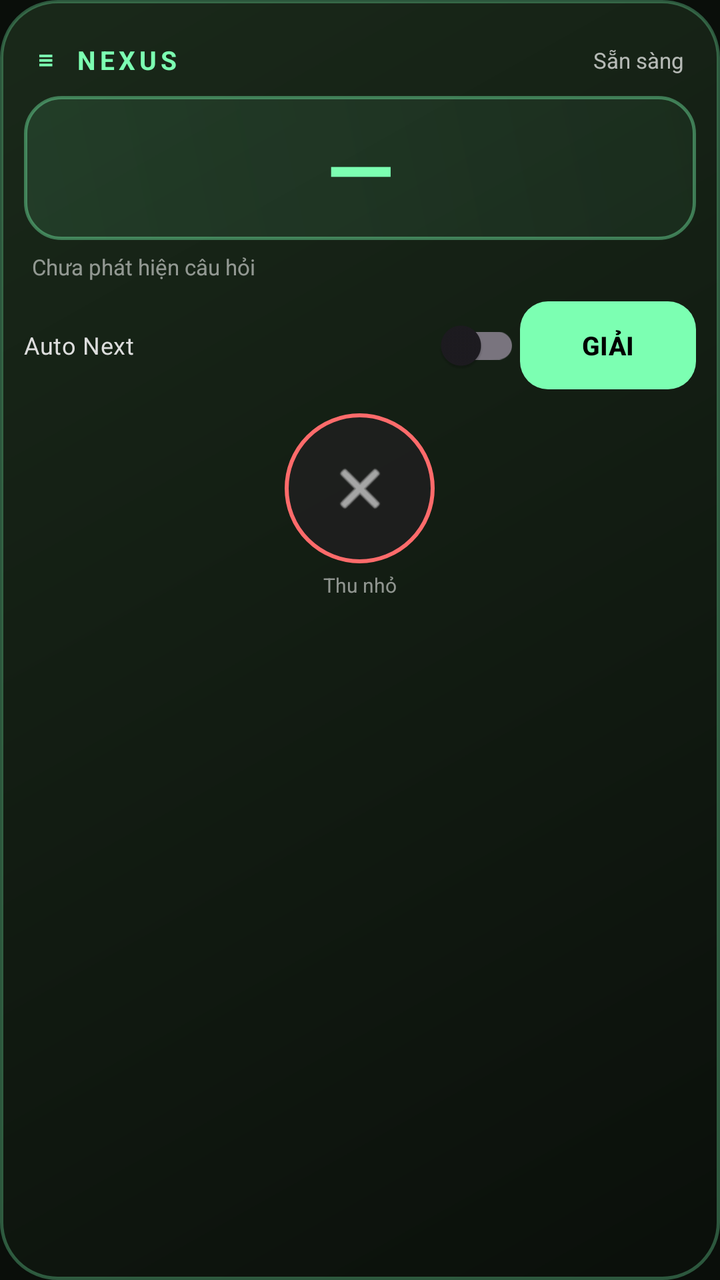
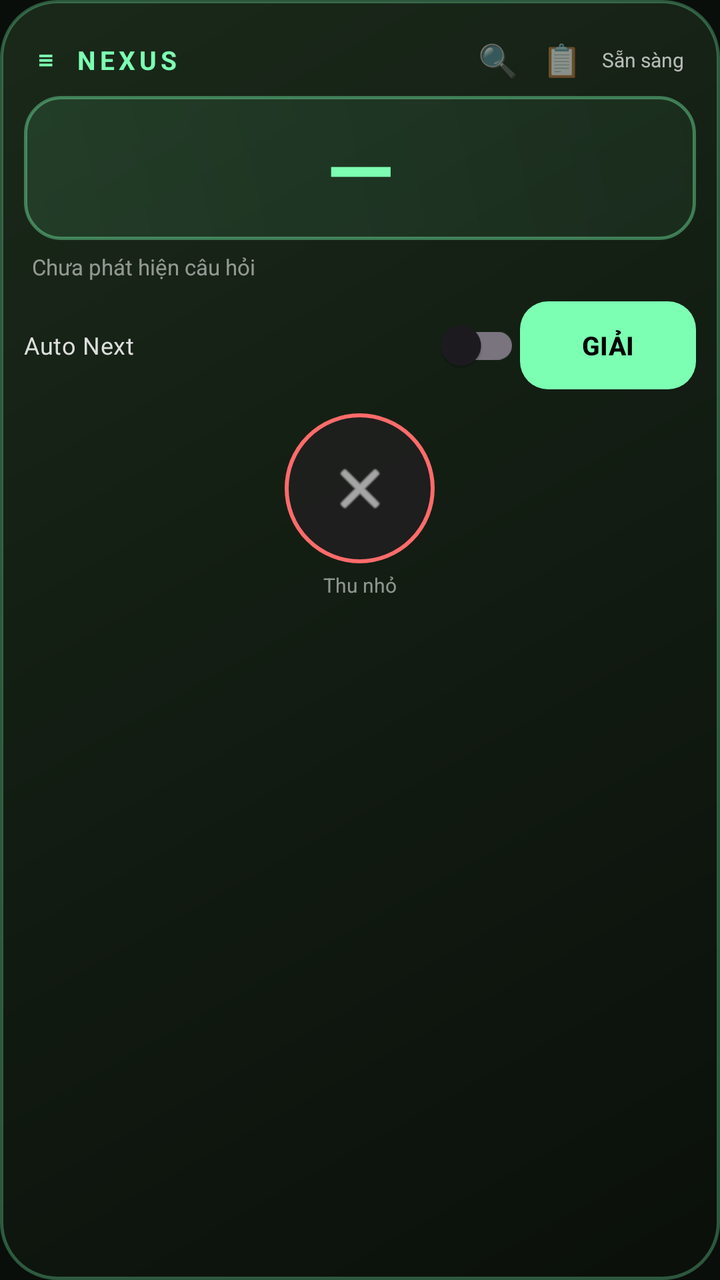

Before-and-after screenshots of an Android layout around one commit, followed by the original layout XML and the change that was made.
<!-- AndroidManifest.xml: application theme Theme.NexusPremium -->
<!-- res/layout/overlay_layout.xml -->
<?xml version="1.0" encoding="utf-8"?>
<LinearLayout xmlns:android="http://schemas.android.com/apk/res/android"
    android:id="@+id/rootHud"
    android:layout_width="wrap_content"
    android:layout_height="wrap_content"
    android:orientation="vertical"
    android:background="@drawable/bg_hud"
    android:padding="12dp"
    android:elevation="16dp"
    android:minWidth="260dp">

    <LinearLayout
        android:id="@+id/dragHandle"
        android:layout_width="match_parent"
        android:layout_height="36dp"
        android:orientation="horizontal"
        android:gravity="center_vertical"
        android:paddingHorizontal="6dp"
        android:background="?android:attr/selectableItemBackground">

        <TextView
            android:layout_width="0dp"
            android:layout_height="wrap_content"
            android:layout_weight="1"
            android:text="≡  NEXUS"
            android:textColor="#7CFFB2"
            android:textStyle="bold"
            android:textSize="13sp"
            android:letterSpacing="0.15" />

        <TextView
            android:id="@+id/statusText"
            android:layout_width="wrap_content"
            android:layout_height="wrap_content"
            android:text="Sẵn sàng"
            android:textColor="#B0FFFFFF"
            android:textSize="11sp" />
    </LinearLayout>

    <TextView
        android:id="@+id/answerText"
        android:layout_width="match_parent"
        android:layout_height="72dp"
        android:gravity="center"
        android:text="—"
        android:textColor="#7CFFB2"
        android:textSize="44sp"
        android:textStyle="bold"
        android:background="@drawable/bg_answer" />

    <TextView
        android:id="@+id/questionPreview"
        android:layout_width="match_parent"
        android:layout_height="wrap_content"
        android:maxLines="3"
        android:ellipsize="end"
        android:paddingTop="6dp"
        android:paddingHorizontal="4dp"
        android:text="Chưa phát hiện câu hỏi"
        android:textColor="#88FFFFFF"
        android:textSize="11sp" />

    <LinearLayout
        android:layout_width="match_parent"
        android:layout_height="wrap_content"
        android:orientation="horizontal"
        android:gravity="center_vertical"
        android:paddingTop="8dp">

        <androidx.appcompat.widget.SwitchCompat
            android:id="@+id/autoNextSwitch"
            android:layout_width="0dp"
            android:layout_height="wrap_content"
            android:layout_weight="1"
            android:text="Auto Next"
            android:textColor="#DDDDDD"
            android:textSize="12sp" />

        <Button
            android:id="@+id/btnSolve"
            android:layout_width="wrap_content"
            android:layout_height="44dp"
            android:text="GIẢI"
            android:textColor="#000000"
            android:textStyle="bold"
            android:textSize="13sp"
            android:background="@drawable/bg_btn_solve"
            android:paddingHorizontal="18dp" />
    </LinearLayout>

    <FrameLayout
        android:layout_width="match_parent"
        android:layout_height="wrap_content"
        android:paddingTop="10dp">

        <ImageButton
            android:id="@+id/fabClose"
            android:layout_width="75dp"
            android:layout_height="75dp"
            android:layout_gravity="center_horizontal"
            android:background="@drawable/bg_fab"
            android:contentDescription="@string/close_hud"
            android:src="@android:drawable/ic_menu_close_clear_cancel"
            android:tint="#FFFFFF"
            android:scaleType="centerInside" />
    </FrameLayout>

    <TextView
        android:id="@+id/btnCollapse"
        android:layout_width="match_parent"
        android:layout_height="wrap_content"
        android:gravity="center"
        android:text="Thu nhỏ"
        android:textColor="#88FFFFFF"
        android:textSize="10sp"
        android:paddingTop="4dp" />
</LinearLayout>
<!-- resources referenced by this layout -->
<resources>
  <!-- drawable bg_answer (drawable) -->
  <?xml version="1.0" encoding="utf-8"?>
  <shape xmlns:android="http://schemas.android.com/apk/res/android"
      android:shape="rectangle">
      <gradient android:startColor="#1A7CFFB2" android:endColor="#0D7CFFB2" android:angle="45"/>
      <corners android:radius="18dp"/>
      <stroke android:width="1.5dp" android:color="#667CFFB2"/>
  </shape>
  <!-- drawable bg_btn_solve (drawable) -->
  <?xml version="1.0" encoding="utf-8"?>
  <shape xmlns:android="http://schemas.android.com/apk/res/android"
      android:shape="rectangle">
      <gradient android:startColor="#7CFFB2" android:endColor="#5BCB8A" android:angle="90"/>
      <corners android:radius="14dp"/>
  </shape>
  <!-- drawable bg_fab (drawable) -->
  <?xml version="1.0" encoding="utf-8"?>
  <shape xmlns:android="http://schemas.android.com/apk/res/android"
      android:shape="oval">
      <solid android:color="#D91F1F1F"/>
      <stroke android:width="2dp" android:color="#FF6B6B"/>
  </shape>
  <!-- drawable bg_hud (drawable) -->
  <?xml version="1.0" encoding="utf-8"?>
  <shape xmlns:android="http://schemas.android.com/apk/res/android"
      android:shape="rectangle">
      <gradient android:startColor="#F20A0F0A" android:endColor="#F21A2A1A" android:angle="135"/>
      <corners android:radius="28dp"/>
      <stroke android:width="1.5dp" android:color="#4D7CFFB2"/>
  </shape>
  <string name="close_hud">Đóng HUD</string>
  <style name="Theme.NexusPremium" parent="Theme.Material3.DayNight.NoActionBar">
          <item name="colorPrimary">#7CFFB2</item>
          <item name="colorOnPrimary">#000000</item>
          <item name="colorSecondary">#5BCB8A</item>
          <item name="colorOnSecondary">#000000</item>
          <item name="android:windowBackground">#0A0E0A</item>
          <item name="android:statusBarColor">#0A0E0A</item>
          <item name="android:navigationBarColor">#0A0E0A</item>
          <item name="android:windowLightStatusBar">false</item>
          <item name="android:windowLightNavigationBar">false</item>
      </style>
</resources>

<!-- the commit's change to res/layout/overlay_layout.xml (unified diff, before → after) -->
@@ -7,8 +7,10 @@
     android:background="@drawable/bg_hud"
     android:padding="12dp"
     android:elevation="16dp"
-    android:minWidth="260dp">
-
+    android:minWidth="280dp"
+    android:maxWidth="340dp">
+
+    
     <LinearLayout
         android:id="@+id/dragHandle"
         android:layout_width="match_parent"
@@ -28,15 +30,39 @@
             android:textSize="13sp"
             android:letterSpacing="0.15" />
 
+        
+        <TextView
+            android:id="@+id/btnToggleScan"
+            android:layout_width="32dp"
+            android:layout_height="32dp"
+            android:gravity="center"
+            android:text="🔍"
+            android:textSize="16sp"
+            android:alpha="0.5"
+            android:background="?android:attr/selectableItemBackgroundBorderless" />
+
+        
+        <TextView
+            android:id="@+id/btnToggleDetail"
+            android:layout_width="32dp"
+            android:layout_height="32dp"
+            android:gravity="center"
+            android:text="📋"
+            android:textSize="16sp"
+            android:alpha="0.5"
+            android:background="?android:attr/selectableItemBackgroundBorderless" />
+
         <TextView
             android:id="@+id/statusText"
             android:layout_width="wrap_content"
             android:layout_height="wrap_content"
             android:text="Sẵn sàng"
             android:textColor="#B0FFFFFF"
-            android:textSize="11sp" />
-    </LinearLayout>
-
+            android:textSize="10sp"
+            android:paddingStart="4dp" />
+    </LinearLayout>
+
+    
     <TextView
         android:id="@+id/answerText"
         android:layout_width="match_parent"
@@ -48,11 +74,12 @@
         android:textStyle="bold"
         android:background="@drawable/bg_answer" />
 
+    
     <TextView
         android:id="@+id/questionPreview"
         android:layout_width="match_parent"
         android:layout_height="wrap_content"
-        android:maxLines="3"
+        android:maxLines="2"
         android:ellipsize="end"
         android:paddingTop="6dp"
         android:paddingHorizontal="4dp"
@@ -60,6 +87,91 @@
         android:textColor="#88FFFFFF"
         android:textSize="11sp" />
 
+    
+    <LinearLayout
+        android:id="@+id/scanPreviewPanel"
+        android:layout_width="match_parent"
+        android:layout_height="wrap_content"
+        android:orientation="vertical"
+        android:background="@drawable/bg_scan_panel"
+        android:padding="8dp"
+        android:layout_marginTop="8dp"
+        android:visibility="gone">
+
+        <TextView
+            android:layout_width="match_parent"
+            android:layout_height="wrap_content"
+            android:text="🔍  QUÉT TẦNG SÂU"
+            android:textColor="#7CFFB2"
+            android:textSize="10sp"
+            android:textStyle="bold"
+            android:letterSpacing="0.05" />
+
+        <TextView
+            android:id="@+id/scanQuestionText"
+            android:layout_width="match_parent"
+            android:layout_height="wrap_content"
+            android:maxLines="3"
+            android:ellipsize="end"
+            android:paddingTop="4dp"
+            android:text="—"
+            android:textColor="#CCFFFFFF"
+            android:textSize="11sp" />
+
+        <TextView
+            android:id="@+id/scanOptionsText"
+            android:layout_width="match_parent"
+            android:layout_height="wrap_content"
+            android:maxLines="5"
+            android:ellipsize="end"
+            android:paddingTop="4dp"
+            android:text="—"
+            android:textColor="#AAFFFFFF"
+            android:textSize="10sp"
+            android:fontFamily="monospace" />
+
+        <TextView
+            android:id="@+id/scanFilteredText"
+            android:layout_width="match_parent"
+            android:layout_height="wrap_content"
+            android:paddingTop="4dp"
+            android:text="Đã lọc: 0 rác"
+            android:textColor="#667CFFB2"
+            android:textSize="9sp" />
+    </LinearLayout>
+
+    
+    <LinearLayout
+        android:id="@+id/answerDetailPanel"
+        android:layout_width="match_parent"
+        android:layout_height="wrap_content"
+        android:orientation="vertical"
+        android:background="@drawable/bg_answer_detail"
+        android:padding="8dp"
+        android:layout_marginTop="6dp"
+        android:visibility="gone">
+
+        <TextView
+            android:layout_width="match_parent"
+            android:layout_height="wrap_content"
+            android:text="📋  CHI TIẾT ĐÁP ÁN"
+            android:textColor="#7CFFB2"
+            android:textSize="10sp"
+            android:textStyle="bold"
+            android:letterSpacing="0.05" />
+
+        <TextView
+            android:id="@+id/answerDetailText"
+            android:layout_width="match_parent"
+            android:layout_height="wrap_content"
+            android:paddingTop="4dp"
+            android:text="Chưa có đáp án"
+            android:textColor="#DDDDDD"
+            android:textSize="11sp"
+            android:lineSpacingExtra="2dp" />
+    </LinearLayout>
+
+    
     <LinearLayout
         android:layout_width="match_parent"
         android:layout_height="wrap_content"
@@ -88,6 +200,7 @@
             android:paddingHorizontal="18dp" />
     </LinearLayout>
 
+    
     <FrameLayout
         android:layout_width="match_parent"
         android:layout_height="wrap_content"
<!-- resource entries referenced after the edit -->
@@ -7,6 +7,14 @@
       <gradient android:startColor="#1A7CFFB2" android:endColor="#0D7CFFB2" android:angle="45"/>
       <corners android:radius="18dp"/>
       <stroke android:width="1.5dp" android:color="#667CFFB2"/>
+  </shape>
+  <!-- drawable bg_answer_detail (drawable) -->
+  <?xml version="1.0" encoding="utf-8"?>
+  <shape xmlns:android="http://schemas.android.com/apk/res/android"
+      android:shape="rectangle">
+      <solid android:color="#1AFFFFFF"/>
+      <corners android:radius="12dp"/>
+      <stroke android:width="1dp" android:color="#337CFFB2"/>
   </shape>
   <!-- drawable bg_btn_solve (drawable) -->
   <?xml version="1.0" encoding="utf-8"?>
@@ -30,6 +38,14 @@
       <corners android:radius="28dp"/>
       <stroke android:width="1.5dp" android:color="#4D7CFFB2"/>
   </shape>
+  <!-- drawable bg_scan_panel (drawable) -->
+  <?xml version="1.0" encoding="utf-8"?>
+  <shape xmlns:android="http://schemas.android.com/apk/res/android"
+      android:shape="rectangle">
+      <solid android:color="#1A7CFFB2"/>
+      <corners android:radius="12dp"/>
+      <stroke android:width="1dp" android:color="#3D7CFFB2"/>
+  </shape>
   <string name="close_hud">Đóng HUD</string>
   <style name="Theme.NexusPremium" parent="Theme.Material3.DayNight.NoActionBar">
           <item name="colorPrimary">#7CFFB2</item>
